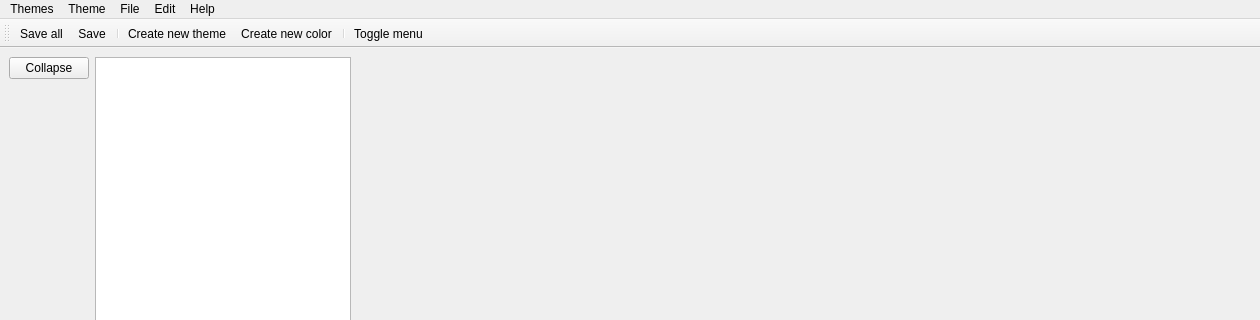
Qt form ui/mainwindow.ui (Zapharaos/Color-Theme-Manager) before a commit; both pictures show x 0 to 1260 and y 0 to 320 of the 1260 by 600 pixel window.
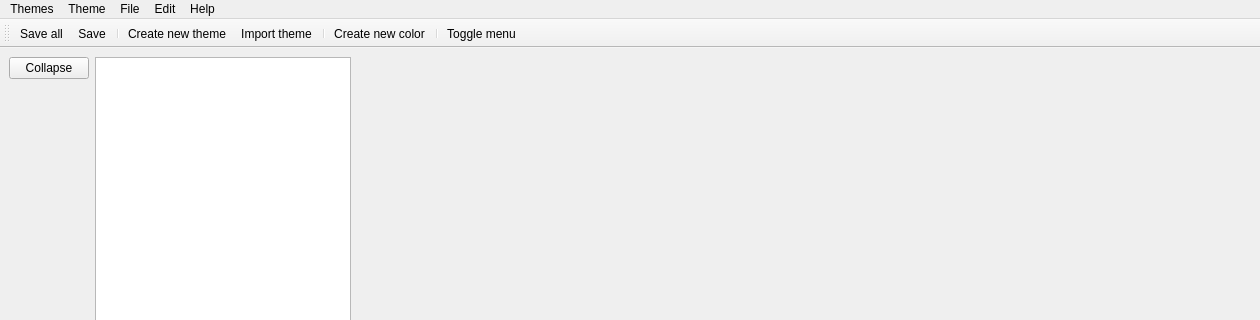
The same form after that commit. Icons and pictures are not drawn. Custom widgets are drawn as their Qt base class.

Commit message: import theme from file

Patch:
```diff
--- a/ui/mainwindow.ui
+++ b/ui/mainwindow.ui
@@ -145,6 +145,8 @@
    <addaction name="actionSave"/>
    <addaction name="separator"/>
    <addaction name="actionCreate_new_theme"/>
+   <addaction name="actionImport_theme"/>
+   <addaction name="separator"/>
    <addaction name="actionCreate_new_color"/>
    <addaction name="separator"/>
    <addaction name="actionCollapse_Expand_menu"/>
@@ -212,6 +214,18 @@
     <string>Ctrl+Shift+S</string>
    </property>
   </action>
+  <action name="actionImport_theme">
+   <property name="icon">
+    <iconset resource="../resources.qrc">
+     <normaloff>:/res/resource/icons/feather/upload.svg</normaloff>:/res/resource/icons/feather/upload.svg</iconset>
+   </property>
+   <property name="text">
+    <string>Import theme</string>
+   </property>
+   <property name="shortcut">
+    <string>Ctrl+I</string>
+   </property>
+  </action>
  </widget>
  <customwidgets>
   <customwidget>
```
Left out of the diff: 1 changed line with no effect on the pictures. The commit also changes 7 other files.
